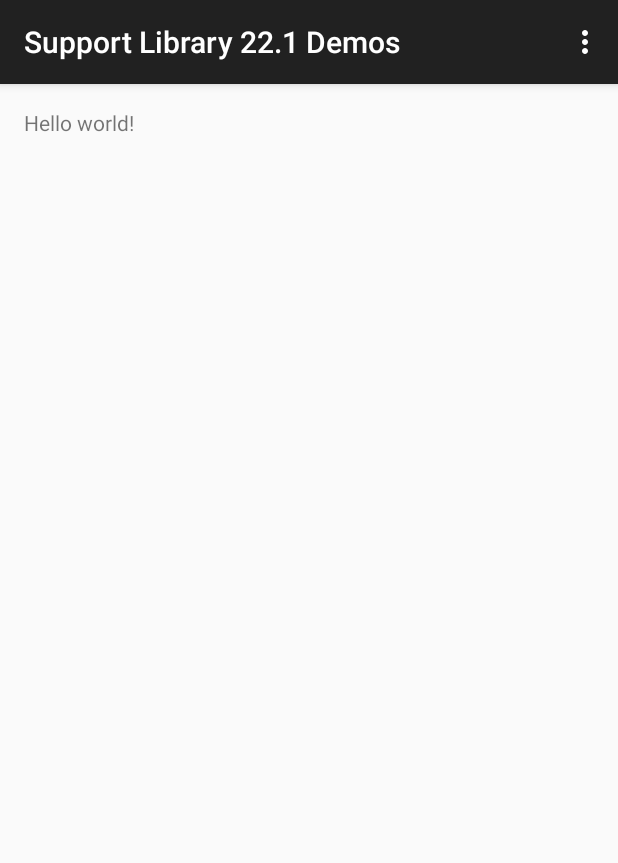
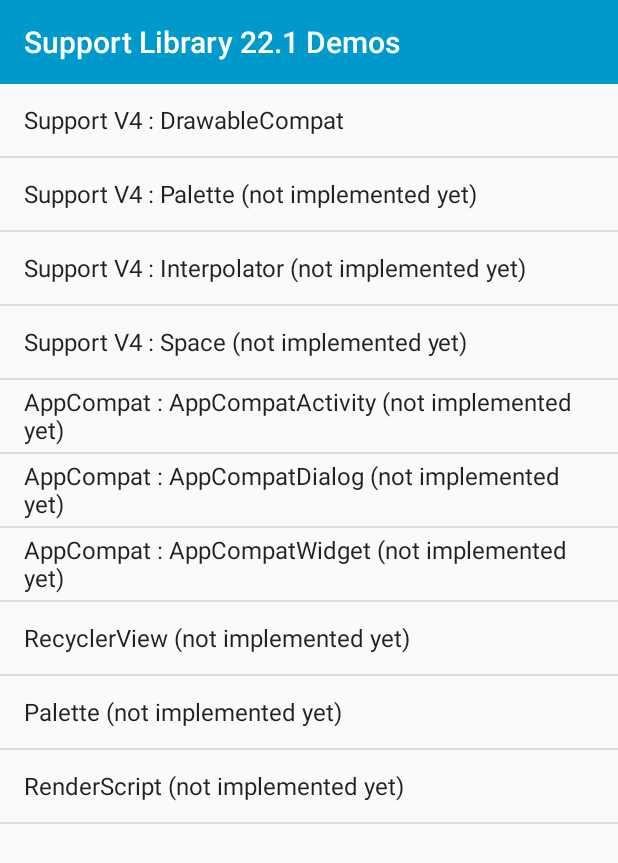
Before and after one commit to SunChulBaek-2/demos_SupportLibrary, an Android app: the screen it shows after launch (MainActivity), on a phone screen of 412 x 824 dp. Shown: the top 863 px of the screen. Run offline under Robolectric (Android 15) with nearby library versions, the phone set to English and light mode, and no system bars; libraries missing offline, so code that uses them is left out: com.balysv.materialmenu; 2 statements that could not run were skipped.

Commit message:
Support V4 : DrawableCompat (not support setTintMode)

```diff
--- a/app/build.gradle
+++ b/app/build.gradle
@@ -22,4 +22,5 @@ android {
 dependencies {
     compile fileTree(dir: 'libs', include: ['*.jar'])
     compile 'com.android.support:appcompat-v7:22.1.0'
+    compile 'com.balysv.materialmenu:material-menu-toolbar:1.5.1+'
 }
--- /dev/null
+++ b/app/src/main/java/kr/pe/ssun/supportlibrary221demos/DemoCategories.java
@@ -0,0 +1,39 @@
+package kr.pe.ssun.supportlibrary221demos;
+
+/**
+ * Created by x1210x on 2015-04-24.
+ */
+public enum DemoCategories {
+	// Support V4
+	SupportV4DrawableCompat("Support V4 : DrawableCompat"),
+	SupportV4Palette("Support V4 : Palette (not implemented yet)"),
+	SupportV4Interpolator("Support V4 : Interpolator (not implemented yet)"),
+	SupportV4Space("Support V4 : Space (not implemented yet)"),
+	// AppCompat
+	AppCompatActivity("AppCompat : AppCompatActivity (not implemented yet)"),
+	AppCompatDialog("AppCompat : AppCompatDialog (not implemented yet)"),
+	AppCompatWidget("AppCompat : AppCompatWidget (not implemented yet)"),
+	// LeanBack : for Android TV apps
+	//LeanBack("LeanBack", null),
+	// RecyclerView
+	RecyclerView("RecyclerView (not implemented yet)"),
+	// Palette
+	Palette("Palette (not implemented yet)"),
+	// RenderScript
+	RenderScript("RenderScript (not implemented yet)");
+
+	private String title;
+
+	DemoCategories(String title) {
+		this.title = title;
+	}
+
+	public String getTitle() {
+		return this.title;
+	}
+
+	@Override
+	public String toString() {
+		return this.title;
+	}
+}
--- a/app/src/main/java/kr/pe/ssun/supportlibrary221demos/MainActivity.java
+++ b/app/src/main/java/kr/pe/ssun/supportlibrary221demos/MainActivity.java
@@ -1,26 +1,56 @@
 package kr.pe.ssun.supportlibrary221demos;
 
-import android.support.v7.app.ActionBarActivity;
-import android.support.v7.app.ActionBar;
+import android.graphics.Color;
 import android.support.v4.app.Fragment;
+import android.support.v4.app.FragmentActivity;
+import android.support.v4.app.FragmentManager;
+import android.support.v7.widget.Toolbar;
 import android.os.Bundle;
-import android.view.LayoutInflater;
 import android.view.Menu;
 import android.view.MenuItem;
 import android.view.View;
-import android.view.ViewGroup;
-import android.os.Build;
 
+import com.balysv.materialmenu.MaterialMenuDrawable;
 
-public class MainActivity extends ActionBarActivity {
+import java.util.ArrayList;
+
+import static com.balysv.materialmenu.MaterialMenuDrawable.DEFAULT_PRESSED_DURATION;
+import static com.balysv.materialmenu.MaterialMenuDrawable.DEFAULT_SCALE;
+import static com.balysv.materialmenu.MaterialMenuDrawable.DEFAULT_TRANSFORM_DURATION;
+
+public class MainActivity extends FragmentActivity
+		implements MainFragment.MainFragmentListener {
+	private Toolbar toolbar;
+	private MaterialMenuDrawable materialMenu;
+	private ArrayList<String> tags = new ArrayList<String>();
 
 	@Override
 	protected void onCreate(Bundle savedInstanceState) {
 		super.onCreate(savedInstanceState);
 		setContentView(R.layout.activity_main);
+
+		toolbar = (Toolbar)findViewById(R.id.toolbar);
+		materialMenu = new MaterialMenuDrawable(this,
+				Color.WHITE,
+				MaterialMenuDrawable.Stroke.THIN,
+				DEFAULT_SCALE,
+				DEFAULT_TRANSFORM_DURATION,
+				DEFAULT_PRESSED_DURATION);
+		toolbar.setNavigationIcon(materialMenu);
+		toolbar.setNavigationOnClickListener(new View.OnClickListener() {
+			@Override
+			public void onClick(View v) {
+				if (tags.size() > 0) {
+					popBackStack();
+				}
+			}
+		});
+		toolbar.setTitle(R.string.app_name);
+		toolbar.setTitleTextColor(Color.WHITE);
+
 		if (savedInstanceState == null) {
 			getSupportFragmentManager().beginTransaction()
-					.add(R.id.container, new PlaceholderFragment())
+					.add(R.id.container, new MainFragment(), MainFragment.TAG)
 					.commit();
 		}
 	}
@@ -48,19 +78,48 @@ public class MainActivity extends ActionBarActivity {
 		return super.onOptionsItemSelected(item);
 	}
 
-	/**
-	 * A placeholder fragment containing a simple view.
-	 */
-	public static class PlaceholderFragment extends Fragment {
+	@Override
+	public void onBackPressed() {
+		popBackStack();
+	}
 
-		public PlaceholderFragment() {
+	@Override
+	public void onItemClick(int position) {
+		FragmentManager fm = getSupportFragmentManager();
+
+		Fragment fragment = null;
+		String tag = null;
+		if(position == DemoCategories.SupportV4DrawableCompat.ordinal()) {
+			fragment = new SupportV4DrawableCompatFragment();
+			tag = SupportV4DrawableCompatFragment.TAG;
 		}
 
-		@Override
-		public View onCreateView(LayoutInflater inflater, ViewGroup container,
-								 Bundle savedInstanceState) {
-			View rootView = inflater.inflate(R.layout.fragment_main, container, false);
-			return rootView;
+		if(fragment != null) {
+			fm.beginTransaction()
+					.add(R.id.container, fragment, tag)
+					.commit();
+			tags.add(tag);
+			materialMenu.animateIconState(MaterialMenuDrawable.IconState.ARROW, false);
+			toolbar.setTitle(DemoCategories.values()[position].getTitle());
 		}
 	}
+
+	private void popBackStack() {
+		if (tags.size() <= 0) {
+			finish();
+			return;
+		}
+		FragmentManager fm = getSupportFragmentManager();
+		Fragment fragment = fm.findFragmentByTag(tags.get(tags.size() - 1));
+		if (fragment == null) {
+			return;
+		}
+
+		fm.beginTransaction()
+				.remove(fragment)
+				.commit();
+		tags.remove(tags.size() - 1);
+		materialMenu.animateIconState(MaterialMenuDrawable.IconState.BURGER, false);
+		toolbar.setTitle(R.string.app_name);
+	}
 }
--- /dev/null
+++ b/app/src/main/java/kr/pe/ssun/supportlibrary221demos/MainFragment.java
@@ -0,0 +1,63 @@
+package kr.pe.ssun.supportlibrary221demos;
+
+import android.app.Activity;
+import android.os.Bundle;
+import android.support.v4.app.Fragment;
+import android.support.v4.app.FragmentManager;
+import android.view.LayoutInflater;
+import android.view.View;
+import android.view.ViewGroup;
+import android.widget.AdapterView;
+import android.widget.ArrayAdapter;
+import android.widget.ListView;
+import android.widget.RelativeLayout;
+
+import java.util.ArrayList;
+
+/**
+ * Created by x1210x on 2015-04-24.
+ */
+public class MainFragment extends Fragment {
+	public static final String TAG = MainFragment.class.toString();
+
+	public interface MainFragmentListener {
+		public void onItemClick(int position);
+	}
+
+	private MainFragmentListener listener;
+
+	public MainFragment() {
+
+	}
+
+	@Override
+	public View onCreateView(LayoutInflater inflater, ViewGroup container,
+							 final Bundle savedInstanceState) {
+		View rootView = inflater.inflate(R.layout.fragment_main, container, false);
+		final RelativeLayout rlContainer = (RelativeLayout) rootView.findViewById(R.id.rlContainer);
+		ListView lvCategory = (ListView) rootView.findViewById(R.id.lvCategory);
+
+		lvCategory.setAdapter(new ArrayAdapter<DemoCategories>(getActivity(),
+				android.R.layout.simple_list_item_1,
+				android.R.id.text1,
+				DemoCategories.values()));
+
+		lvCategory.setOnItemClickListener(new AdapterView.OnItemClickListener() {
+			@Override
+			public void onItemClick(AdapterView<?> parent, View view, int position, long id) {
+				if (listener != null) {
+					listener.onItemClick(position);
+				}
+			}
+		});
+
+		return rootView;
+	}
+
+	@Override
+	public void onAttach (Activity activity) {
+		super.onAttach(activity);
+
+		listener = (MainFragmentListener)activity;
+	}
+}
--- a/app/src/main/res/layout/activity_main.xml
+++ b/app/src/main/res/layout/activity_main.xml
@@ -1,7 +1,18 @@
-<FrameLayout xmlns:android="http://schemas.android.com/apk/res/android"
-			 xmlns:tools="http://schemas.android.com/tools"
-			 android:id="@+id/container"
+<RelativeLayout xmlns:android="http://schemas.android.com/apk/res/android"
 			 android:layout_width="match_parent"
-			 android:layout_height="match_parent"
-			 tools:context=".MainActivity"
-			 tools:ignore="MergeRootFrame"/>
+			 android:layout_height="match_parent" >
+
+	<android.support.v7.widget.Toolbar
+		android:id="@+id/toolbar"
+		android:layout_width="match_parent"
+		android:layout_height="?attr/actionBarSize"
+		android:layout_alignParentTop="true"
+		android:background="@android:color/holo_blue_dark"/>
+
+	<RelativeLayout
+		android:id="@+id/container"
+		android:layout_width="match_parent"
+		android:layout_height="match_parent"
+		android:layout_below="@id/toolbar"
+		android:layout_alignParentBottom="true"/>
+</RelativeLayout>
--- a/app/src/main/res/layout/fragment_main.xml
+++ b/app/src/main/res/layout/fragment_main.xml
@@ -1,16 +1,12 @@
 <RelativeLayout xmlns:android="http://schemas.android.com/apk/res/android"
 				xmlns:tools="http://schemas.android.com/tools"
+				android:id="@+id/rlContainer"
 				android:layout_width="match_parent"
-				android:layout_height="match_parent"
-				android:paddingLeft="@dimen/activity_horizontal_margin"
-				android:paddingRight="@dimen/activity_horizontal_margin"
-				android:paddingTop="@dimen/activity_vertical_margin"
-				android:paddingBottom="@dimen/activity_vertical_margin"
-				tools:context=".MainActivity$PlaceholderFragment">
+				android:layout_height="match_parent">
 
-	<TextView
-		android:text="@string/hello_world"
-		android:layout_width="wrap_content"
-		android:layout_height="wrap_content"/>
+	<ListView
+		android:id="@+id/lvCategory"
+		android:layout_width="match_parent"
+		android:layout_height="match_parent" />
 
 </RelativeLayout>
--- /dev/null
+++ b/app/src/main/res/layout/fragment_support_v4.xml
@@ -0,0 +1,6 @@
+<ListView xmlns:android="http://schemas.android.com/apk/res/android"
+		  android:id="@+id/lvTint"
+				android:layout_width="match_parent"
+				android:layout_height="match_parent"
+				android:orientation="horizontal"
+				android:background="#ffffff"/>
--- a/app/src/main/res/values/strings.xml
+++ b/app/src/main/res/values/strings.xml
@@ -1,5 +1,4 @@
 <resources>
 	<string name="app_name">Support Library 22.1 Demos</string>
-	<string name="hello_world">Hello world!</string>
 	<string name="action_settings">Settings</string>
 </resources>
```
Also changed, not shown: app/src/main/java/kr/pe/ssun/supportlibrary221demos/SupportV4DrawableCompatFragment.java (added, +96 -0 lines), app/src/main/res/layout/list_item_tint.xml (added, +16 -0 lines), app/src/main/ic_launcher-web.png (added), app/src/main/res/drawable-xhdpi/ic_launcher.png (added), app/src/main/res/mipmap-hdpi/ic_launcher.png, app/src/main/res/mipmap-mdpi/ic_launcher.png, app/src/main/res/mipmap-xhdpi/ic_launcher.png, app/src/main/res/mipmap-xxhdpi/ic_launcher.png, app/src/main/res/mipmap-xxxhdpi/ic_launcher.png (added), 1 other file.
